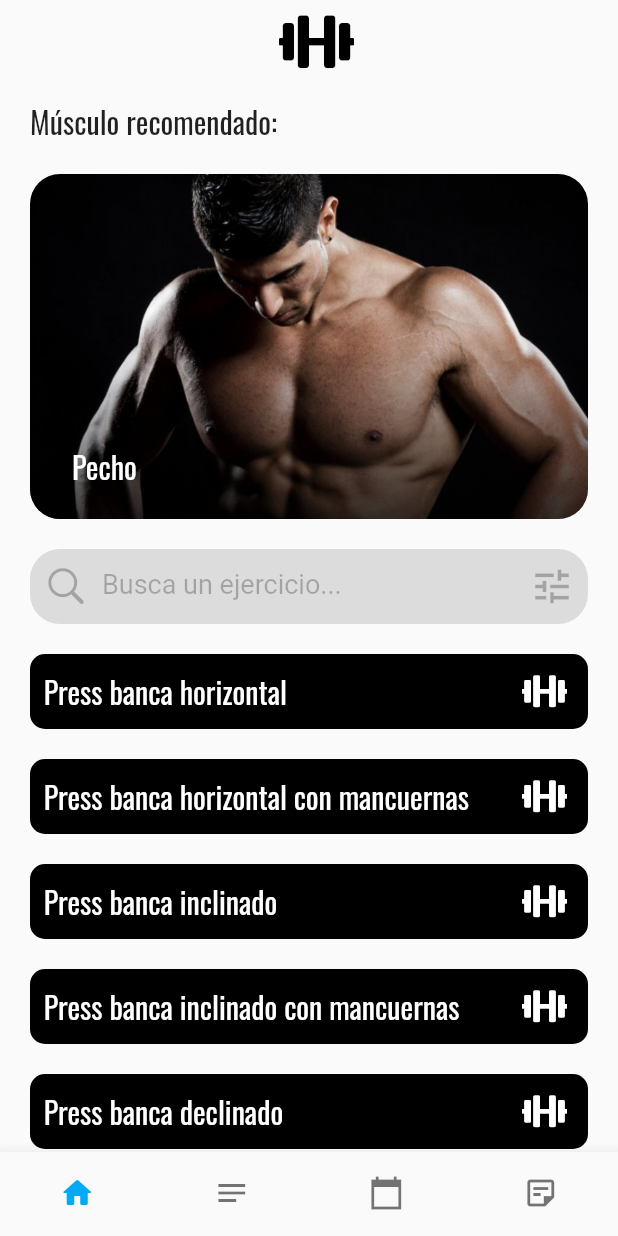
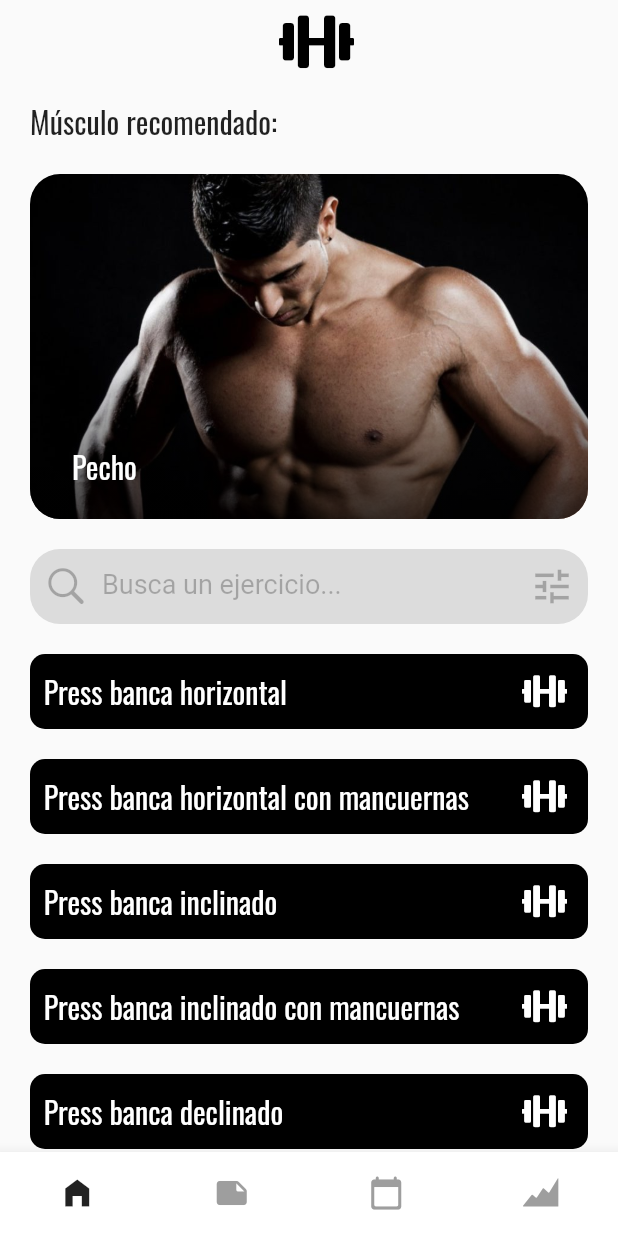
Before and after one commit to luismdelpozo/g_notes, a Flutter app: the screen it shows after launch, on a phone screen of 412 x 824 dp. Run offline on Flutter 3.47's test engine with Material 2 defaults, Android fonts, the phone set to English and light mode, and no system bars; our stand-ins replace google_fonts.

Commit message:
Nuevos iconos de la buttom navigation bar

```diff
--- a/lib/main.dart
+++ b/lib/main.dart
@@ -3,6 +3,8 @@ import 'package:g_notes/calendario.dart';
 import 'package:g_notes/estadistica.dart';
 import 'package:g_notes/notas.dart';
 import 'package:g_notes/inicio.dart';
+
+import 'my_flutter_app_icons.dart';
 
 void main() {
   runApp(MyApp());
@@ -49,21 +51,24 @@ class _MyHomePageState extends State<MyHomePage> {
         currentIndex: index_page,
         showSelectedLabels: false,
         showUnselectedLabels: false,
-        items: [
+        selectedItemColor: Colors.black87,
+        backgroundColor: Colors.white,
+        unselectedItemColor: Colors.grey,
+        items: const [
           BottomNavigationBarItem(
-              icon: Icon(Icons.home_rounded),
+              icon: Icon(Icons.home_filled),
               label: 'Inicio'
           ),
           BottomNavigationBarItem(
-              icon: Icon(Icons.notes),
+              icon: Icon(Icons.note_rounded),
               label: "Notas"
           ),
           BottomNavigationBarItem(
-              icon: Icon(Icons.calendar_today_sharp),
+              icon: Icon(Icons.calendar_today_rounded),
               label: "Calendario"
           ),
           BottomNavigationBarItem(
-              icon: Icon(Icons.sticky_note_2_outlined),
+              icon: Icon(MyFlutterApp.chart_area),
               label: "Estadística"
           )
         ],
--- a/lib/my_flutter_app_icons.dart
+++ b/lib/my_flutter_app_icons.dart
@@ -26,4 +26,9 @@ class MyFlutterApp {
   static const String? _kFontPkg = null;
 
   static const IconData dumbbell = IconData(0xf44b, fontFamily: _kFontFam, fontPackage: _kFontPkg);
+  static const IconData chart = IconData(0xe800, fontFamily: _kFontFam, fontPackage: _kFontPkg);
+  static const IconData chart_bar = IconData(0xe801, fontFamily: _kFontFam, fontPackage: _kFontPkg);
+  static const IconData chart_bar_1 = IconData(0xe802, fontFamily: _kFontFam, fontPackage: _kFontPkg);
+  static const IconData chart_area = IconData(0xe803, fontFamily: _kFontFam, fontPackage: _kFontPkg);
+  static const IconData graph = IconData(0xf35a, fontFamily: _kFontFam, fontPackage: _kFontPkg);
 }
```
Also changed, not shown: assets/MyFlutterApp.ttf.
